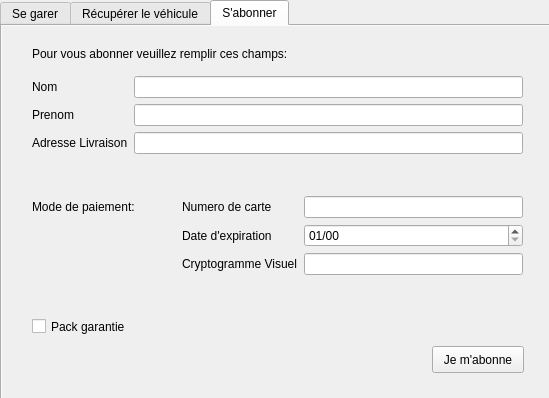
Before: the Qt Designer form UI/UIHome.ui in matthieupenchenat81/DreamPark, drawn with Qt 5.
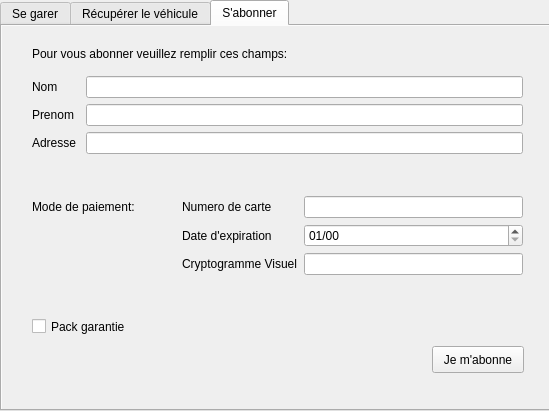
After: the same form once the commit is applied.

```diff
--- a/UI/UIHome.ui
+++ b/UI/UIHome.ui
@@ -7,7 +7,7 @@
     <x>0</x>
     <y>0</y>
     <width>549</width>
-    <height>398</height>
+    <height>411</height>
    </rect>
   </property>
   <property name="windowTitle">
@@ -23,7 +23,7 @@
       <x>0</x>
       <y>0</y>
       <width>551</width>
-      <height>341</height>
+      <height>411</height>
      </rect>
     </property>
     <property name="accessibleDescription">
@@ -298,7 +298,7 @@
       <x>-1</x>
       <y>-1</y>
       <width>551</width>
-      <height>341</height>
+      <height>411</height>
      </rect>
     </property>
     <property name="autoFillBackground">
@@ -595,7 +595,7 @@
         <item row="2" column="0">
          <widget class="QLabel" name="adresseLivraisonLabel">
           <property name="text">
-           <string>Adresse Livraison</string>
+           <string>Adresse </string>
           </property>
          </widget>
         </item>
@@ -711,7 +711,7 @@
       <x>-1</x>
       <y>-1</y>
       <width>551</width>
-      <height>341</height>
+      <height>411</height>
      </rect>
     </property>
     <property name="autoFillBackground">
```
Left out of the diff: 2 changed lines with no effect on the pictures.
